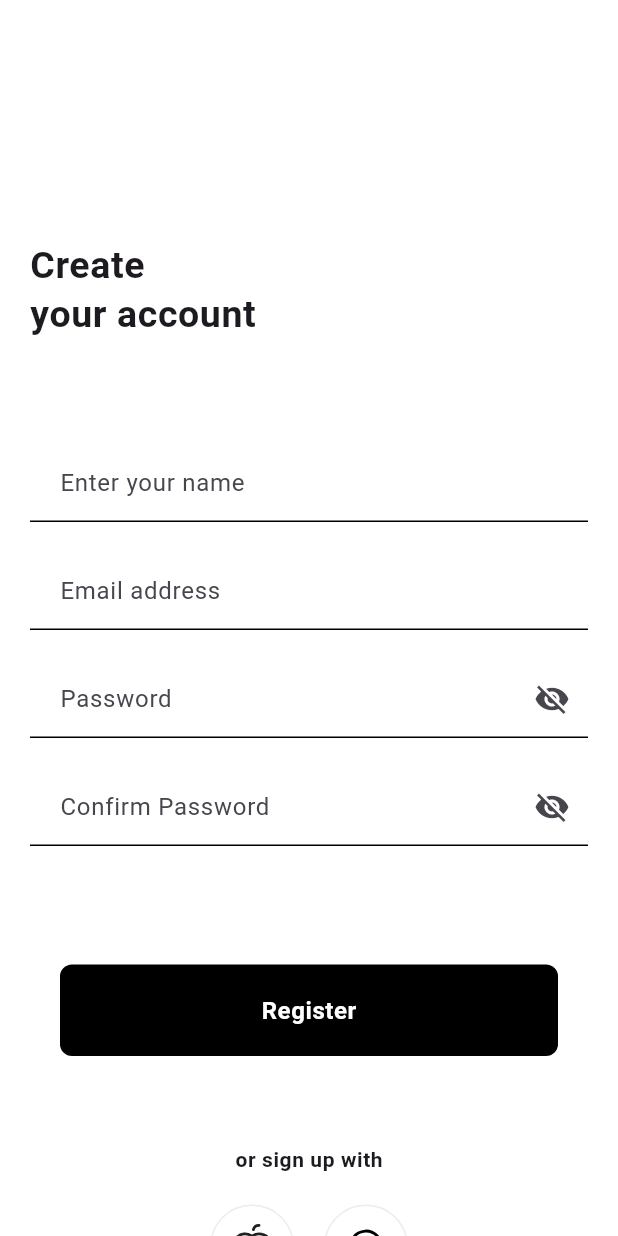
After one commit to momaher74/fashion_flutter, a Flutter app: the RegisterView screen opened directly, on a phone screen of 412 x 824 dp. The commit adds this screen. Run offline on Flutter 3.47's test engine with Material 3 defaults, Android fonts, the phone set to English and light mode, and no system bars; our stand-ins replace cached_network_image, carousel_slider, dotted_line, easy_localization, flutter_bloc, flutter_rating and 10 more; missing offline and left inert: flutter_otp_kit; accounts and stored records are empty; network calls fail.

Commit message:
all auth ui

```diff
--- a/lib/core/router/go_router_config.dart
+++ b/lib/core/router/go_router_config.dart
@@ -1,6 +1,12 @@
 import 'package:flutter/material.dart';
 import 'package:go_router/go_router.dart';
 
+import '../../features/auth/ui/view/change_password_view.dart';
+import '../../features/auth/ui/view/forget_password_view.dart';
+import '../../features/auth/ui/view/login_view.dart';
+import '../../features/auth/ui/view/otp_view.dart';
+import '../../features/auth/ui/view/register_view.dart';
+import '../../features/auth/ui/view/reset_view.dart';
 import 'routes_names.dart';
 import '../../features/splash/splash_view.dart';
 import '../../features/layout/ui/view/layout_view.dart';
--- a/lib/core/widgets/custome_text_form_filed_widget.dart
+++ b/lib/core/widgets/custome_text_form_filed_widget.dart
@@ -20,6 +20,7 @@ class CustomTextFormField extends StatefulWidget {
     this.obscureText = false,
     this.enabled = true,
     this.readOnly = false,
+    this.underLine = false,
     this.maxLines = 1,
     this.minLines,
     this.maxLength,
@@ -51,6 +52,7 @@ class CustomTextFormField extends StatefulWidget {
   final bool obscureText;
   final bool enabled;
   final bool readOnly;
+  final bool underLine;
 
   final int maxLines;
   final int? minLines;
@@ -80,6 +82,7 @@ class _CustomTextFormFieldState extends State<CustomTextFormField> {
     final theme = Theme.of(context);
 
     return TextFormField(
+      cursorColor: Colors.black,
       controller: widget.controller,
       focusNode: widget.focusNode,
       initialValue: widget.controller == null ? widget.initialValue : null,
@@ -120,13 +123,11 @@ class _CustomTextFormFieldState extends State<CustomTextFormField> {
         contentPadding:
             widget.contentPadding ??
             const EdgeInsets.symmetric(horizontal: 16, vertical: 14),
-        border: _outlineBorder(),
-        enabledBorder: _outlineBorder(),
-        focusedBorder: _outlineBorder(
-          color: theme.primaryColor,
-        ),
-        errorBorder: _outlineBorder(color: Colors.red),
-        focusedErrorBorder: _outlineBorder(color: Colors.red),
+        border: widget.underLine ? _underLineBorder(): _outlineBorder(),
+        enabledBorder:  widget.underLine ? _underLineBorder(): _outlineBorder(),
+        focusedBorder:  widget.underLine ? _underLineBorder(): _outlineBorder() ,
+        errorBorder: widget.underLine ? _underLineBorder(color: Colors.red): _outlineBorder(color: Colors.red),
+        focusedErrorBorder: widget.underLine ? _underLineBorder(color: Colors.red): _outlineBorder(color: Colors.red),
       ),
     );
   }
@@ -139,4 +140,11 @@ class _CustomTextFormFieldState extends State<CustomTextFormField> {
       ),
     );
   }
+
+
+  UnderlineInputBorder _underLineBorder({Color? color}) {
+    return UnderlineInputBorder(
+
+    );
+  }
 }
--- a/lib/core/widgets/shopping_app_bar.dart
+++ b/lib/core/widgets/shopping_app_bar.dart
@@ -5,13 +5,13 @@ import 'custom_text_widget.dart';
 import 'shared_back_button.dart';
 
 class ShoppingAppBar extends StatelessWidget {
-  const ShoppingAppBar({super.key, required this.title});
+  const ShoppingAppBar({super.key, required this.title, this.horizontal});
   final String title ;
-
+final double ? horizontal ;
   @override
   Widget build(BuildContext context) {
     return    Padding(
-      padding: const EdgeInsets.symmetric(horizontal: 20),
+      padding:  EdgeInsets.symmetric(horizontal:horizontal ?? 20),
       child: Stack(
         alignment: Alignment.center,
         children: [
--- a/lib/features/addresses/ui/widgets/address_card_widget.dart
+++ b/lib/features/addresses/ui/widgets/address_card_widget.dart
@@ -91,6 +91,7 @@ class AddressCard extends StatelessWidget {
                 width: 70,
                 height: 40,
                 fontSize: 12,
+                horizontal: 0,
                 onTap: () {
                   context.pushNamed(orderPlacedView);
                 },
--- /dev/null
+++ b/lib/features/auth/ui/view/register_view.dart
@@ -0,0 +1,61 @@
+import 'package:fashion_flutter/features/auth/ui/view/widgets/social_icon_widget.dart';
+import 'package:flutter/material.dart';
+import 'package:gap/gap.dart';
+
+import '../../../../core/services/constants.dart';
+import '../../../../core/widgets/custom_text_widget.dart';
+import '../../../../core/widgets/custome_text_form_filed_widget.dart';
+import '../../../../core/widgets/primary_button.dart';
+
+class RegisterView extends StatelessWidget {
+  const RegisterView({super.key});
+
+  @override
+  Widget build(BuildContext context) {
+    return Scaffold(
+      body: SingleChildScrollView(
+        padding: EdgeInsets.all(20),
+        child: Column(
+          crossAxisAlignment: CrossAxisAlignment.start,
+          spacing: verticalSpace,
+          children: [
+            headerGap(),
+            Gap(40),
+            CustomText(
+              "Create \nyour account",
+              fontSize: size25,
+              fontWeight: bold,
+            ),
+            Gap(30),
+
+            CustomTextFormField(underLine: true, hintText: "Enter your name"),
+            CustomTextFormField(underLine: true, hintText: "Email address"),
+
+            CustomTextFormField(hintText: "Password", underLine: true ,obscureText: true,),
+            CustomTextFormField(hintText: "Confirm Password", underLine: true ,obscureText: true,),
+            Gap(30),
+
+            PrimaryButton(title: "Register", onTap: () {}),
+            Gap(10),
+
+            Center(
+              child: CustomText(
+                "or sign up with",
+                fontWeight: bold,
+                fontSize: 14,
+              ),
+            ),
+
+            Row(
+              mainAxisAlignment: MainAxisAlignment.center,
+              children: [
+                SocialIconWidget(type: "apple"),
+                SocialIconWidget(type: "google"),
+              ],
+            ),
+          ],
+        ),
+      ),
+    );
+  }
+}
--- /dev/null
+++ b/lib/features/auth/ui/view/widgets/social_icon_widget.dart
@@ -0,0 +1,23 @@
+import 'package:flutter/material.dart';
+import 'package:phosphor_flutter/phosphor_flutter.dart';
+
+class SocialIconWidget extends StatelessWidget {
+  const SocialIconWidget({super.key, required this.type});
+
+  final String type;
+
+  @override
+  Widget build(BuildContext context) {
+    return Container(
+      margin: EdgeInsets.symmetric(horizontal: 10),
+      padding: EdgeInsets.all(12),
+      decoration: BoxDecoration(
+        shape: BoxShape.circle,
+        border: Border.all(color: Colors.grey.withValues(alpha: .2)),
+      ),
+      child: type == "apple"?Icon(PhosphorIcons.appleLogo(), size: 30.0) : Icon(PhosphorIcons.googleLogo(), size: 30.0 ,color: Colors.black,),
+    );
+  }
+
+
+}
--- a/pubspec.yaml
+++ b/pubspec.yaml
@@ -62,6 +62,7 @@ dependencies:
   google_nav_bar:
   go_router:
   dotted_line: ^3.2.3
+  flutter_otp_kit: ^3.1.1
 
 
 
```
Also changed, not shown: lib/features/auth/ui/view/change_password_view.dart (added, +57 -0 lines), lib/features/auth/ui/view/forget_password_view.dart (added, +40 -0 lines), lib/features/auth/ui/view/login_view.dart (added, +67 -0 lines), lib/features/auth/ui/view/otp_view.dart (added, +67 -0 lines), lib/features/auth/ui/view/reset_view.dart (added, +54 -0 lines), pubspec.lock.
